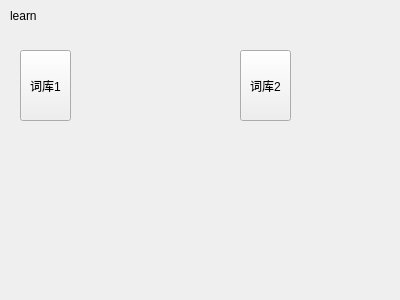
The window that WordLite/learnwidget.ui (Staaaaaaaaar/WordHub) describes before a commit, drawn with Qt 5.
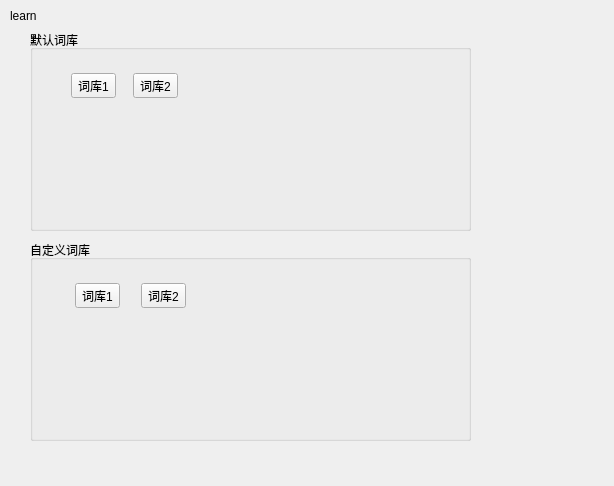
The same window after the commit.

Patch:
```diff
--- a/WordLite/learnwidget.ui
+++ b/WordLite/learnwidget.ui
@@ -6,8 +6,8 @@
    <rect>
     <x>0</x>
     <y>0</y>
-    <width>400</width>
-    <height>300</height>
+    <width>614</width>
+    <height>486</height>
    </rect>
   </property>
   <property name="windowTitle">
@@ -26,31 +26,83 @@
     <string>learn</string>
    </property>
   </widget>
-  <widget class="QToolButton" name="toolButton">
+  <widget class="QGroupBox" name="groupBox">
    <property name="geometry">
     <rect>
-     <x>20</x>
-     <y>50</y>
-     <width>51</width>
-     <height>71</height>
+     <x>30</x>
+     <y>30</y>
+     <width>441</width>
+     <height>201</height>
     </rect>
    </property>
-   <property name="text">
-    <string>词库1</string>
+   <property name="title">
+    <string>默认词库</string>
    </property>
+   <widget class="QWidget" name="layoutWidget">
+    <property name="geometry">
+     <rect>
+      <x>30</x>
+      <y>30</y>
+      <width>131</width>
+      <height>51</height>
+     </rect>
+    </property>
+    <layout class="QGridLayout" name="gridLayout">
+     <item row="0" column="0">
+      <widget class="QToolButton" name="toolButton">
+       <property name="text">
+        <string>词库1</string>
+       </property>
+      </widget>
+     </item>
+     <item row="0" column="1">
+      <widget class="QToolButton" name="toolButton_2">
+       <property name="text">
+        <string>词库2</string>
+       </property>
+      </widget>
+     </item>
+    </layout>
+   </widget>
   </widget>
-  <widget class="QToolButton" name="toolButton_2">
+  <widget class="QGroupBox" name="groupBox_2">
    <property name="geometry">
     <rect>
-     <x>240</x>
-     <y>50</y>
-     <width>51</width>
-     <height>71</height>
+     <x>30</x>
+     <y>240</y>
+     <width>441</width>
+     <height>201</height>
     </rect>
    </property>
-   <property name="text">
-    <string>词库2</string>
+   <property name="title">
+    <string>自定义词库</string>
    </property>
+   <widget class="QWidget" name="layoutWidget">
+    <property name="geometry">
+     <rect>
+      <x>30</x>
+      <y>30</y>
+      <width>141</width>
+      <height>51</height>
+     </rect>
+    </property>
+    <layout class="QGridLayout" name="gridLayout_2">
+     <item row="0" column="0">
+      <widget class="QToolButton" name="toolButton_3">
+       <property name="text">
+        <string>词库1</string>
+       </property>
+      </widget>
+     </item>
+     <item row="0" column="1">
+      <widget class="QToolButton" name="toolButton_4">
+       <property name="text">
+        <string>词库2</string>
+       </property>
+      </widget>
+     </item>
+    </layout>
+   </widget>
   </widget>
  </widget>
  <resources/>
```
